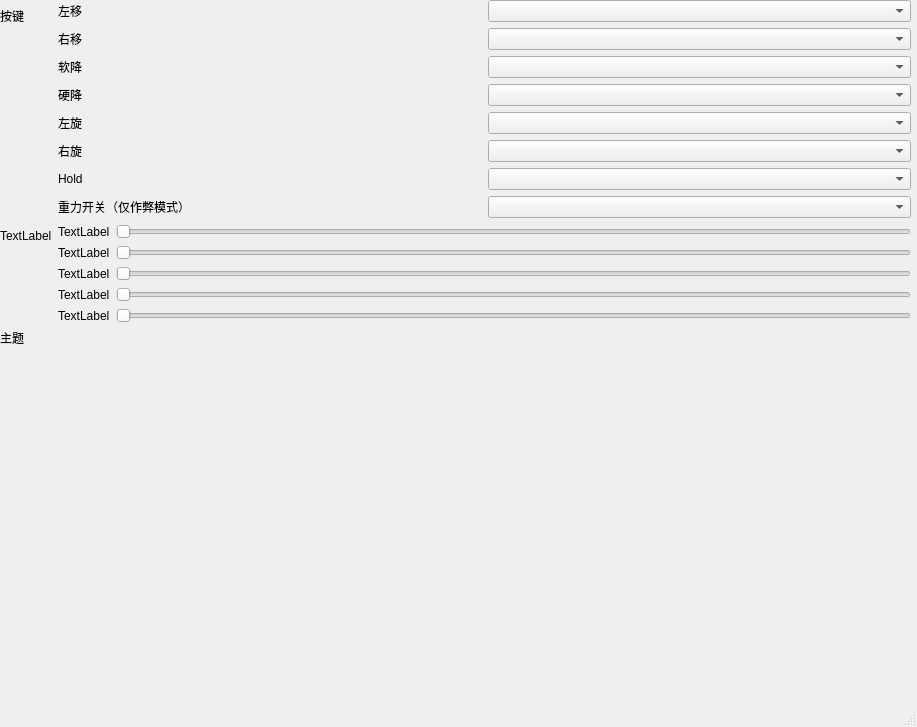
Qt form windows/settingsWindow.ui (hhhxiao/ATetris) before a commit.
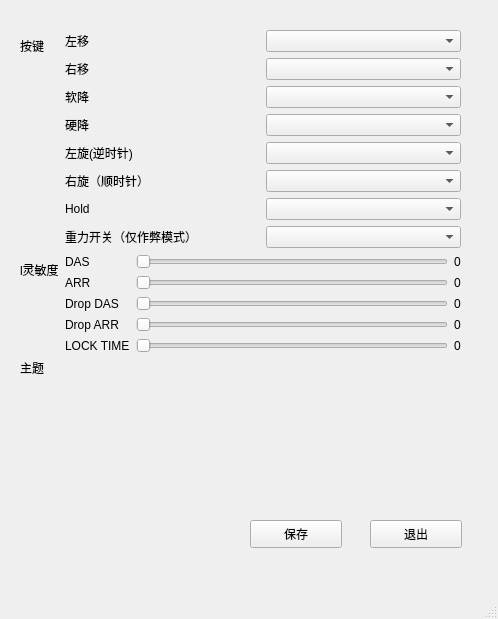
The same form after that commit.

Diff of the .ui file:
```diff
--- a/windows/settingsWindow.ui
+++ b/windows/settingsWindow.ui
@@ -6,8 +6,8 @@
    <rect>
     <x>0</x>
     <y>0</y>
-    <width>917</width>
-    <height>727</height>
+    <width>498</width>
+    <height>619</height>
    </rect>
   </property>
   <property name="windowTitle">
@@ -17,10 +17,10 @@
    <widget class="QWidget" name="formLayoutWidget">
     <property name="geometry">
      <rect>
-      <x>0</x>
-      <y>0</y>
-      <width>911</width>
-      <height>701</height>
+      <x>20</x>
+      <y>30</y>
+      <width>441</width>
+      <height>481</height>
      </rect>
     </property>
     <layout class="QFormLayout" name="formLayout">
@@ -43,7 +43,7 @@
           </widget>
          </item>
          <item>
-          <widget class="QComboBox" name="comboBox_3"/>
+          <widget class="QComboBox" name="leftMoveCb"/>
          </item>
         </layout>
        </item>
@@ -57,7 +57,7 @@
           </widget>
          </item>
          <item>
-          <widget class="QComboBox" name="comboBox_8"/>
+          <widget class="QComboBox" name="rightMoveCb"/>
          </item>
         </layout>
        </item>
@@ -71,7 +71,7 @@
           </widget>
          </item>
          <item>
-          <widget class="QComboBox" name="comboBox_7"/>
+          <widget class="QComboBox" name="softDropCb"/>
          </item>
         </layout>
        </item>
@@ -85,7 +85,7 @@
           </widget>
          </item>
          <item>
-          <widget class="QComboBox" name="comboBox_4"/>
+          <widget class="QComboBox" name="hardDropCb"/>
          </item>
         </layout>
        </item>
@@ -94,12 +94,12 @@
          <item>
           <widget class="QLabel" name="label_8">
            <property name="text">
-            <string>左旋</string>
+            <string>左旋(逆时针)</string>
            </property>
           </widget>
          </item>
          <item>
-          <widget class="QComboBox" name="comboBox_6"/>
+          <widget class="QComboBox" name="leftRotateCb"/>
          </item>
         </layout>
        </item>
@@ -108,12 +108,12 @@
          <item>
           <widget class="QLabel" name="label_11">
            <property name="text">
-            <string>右旋</string>
+            <string>右旋（顺时针）</string>
            </property>
           </widget>
          </item>
          <item>
-          <widget class="QComboBox" name="comboBox_9"/>
+          <widget class="QComboBox" name="rightRotateCb"/>
          </item>
         </layout>
        </item>
@@ -127,7 +127,7 @@
           </widget>
          </item>
          <item>
-          <widget class="QComboBox" name="comboBox_10"/>
+          <widget class="QComboBox" name="holdCb"/>
          </item>
         </layout>
        </item>
@@ -141,7 +141,7 @@
           </widget>
          </item>
          <item>
-          <widget class="QComboBox" name="comboBox_5"/>
+          <widget class="QComboBox" name="GravityCb"/>
          </item>
         </layout>
        </item>
@@ -150,97 +150,151 @@
      <item row="1" column="0">
       <widget class="QLabel" name="label_3">
        <property name="text">
-        <string>TextLabel</string>
+        <string>l灵敏度</string>
+       </property>
+      </widget>
+     </item>
+     <item row="2" column="0">
+      <widget class="QLabel" name="label">
+       <property name="text">
+        <string>主题</string>
        </property>
       </widget>
      </item>
      <item row="1" column="1">
-      <layout class="QVBoxLayout" name="verticalLayout_12">
+      <layout class="QHBoxLayout" name="horizontalLayout">
        <item>
-        <layout class="QHBoxLayout" name="horizontalLayout_11">
-         <item>
-          <widget class="QLabel" name="label_4">
-           <property name="text">
-            <string>TextLabel</string>
-           </property>
-          </widget>
-         </item>
-         <item>
-          <widget class="QSlider" name="horizontalSlider">
-           <property name="orientation">
-            <enum>Qt::Horizontal</enum>
-           </property>
-          </widget>
-         </item>
-        </layout>
-       </item>
-       <item>
-        <layout class="QHBoxLayout" name="horizontalLayout_22">
+        <layout class="QVBoxLayout" name="verticalLayout">
          <item>
           <widget class="QLabel" name="label_15">
            <property name="text">
-            <string>TextLabel</string>
+            <string>DAS</string>
            </property>
           </widget>
          </item>
          <item>
-          <widget class="QSlider" name="horizontalSlider_4">
-           <property name="orientation">
-            <enum>Qt::Horizontal</enum>
+          <widget class="QLabel" name="label_14">
+           <property name="text">
+            <string>ARR</string>
            </property>
           </widget>
          </item>
-        </layout>
-       </item>
-       <item>
-        <layout class="QHBoxLayout" name="horizontalLayout_23">
          <item>
           <widget class="QLabel" name="label_16">
            <property name="text">
-            <string>TextLabel</string>
+            <string>Drop DAS</string>
            </property>
           </widget>
          </item>
-         <item>
-          <widget class="QSlider" name="horizontalSlider_5">
-           <property name="orientation">
-            <enum>Qt::Horizontal</enum>
-           </property>
-          </widget>
-         </item>
-        </layout>
-       </item>
-       <item>
-        <layout class="QHBoxLayout" name="horizontalLayout_20">
          <item>
           <widget class="QLabel" name="label_13">
            <property name="text">
-            <string>TextLabel</string>
+            <string>Drop ARR</string>
            </property>
           </widget>
          </item>
          <item>
-          <widget class="QSlider" name="horizontalSlider_2">
-           <property name="orientation">
-            <enum>Qt::Horizontal</enum>
+          <widget class="QLabel" name="label_4">
+           <property name="text">
+            <string>LOCK TIME</string>
            </property>
           </widget>
          </item>
         </layout>
        </item>
        <item>
-        <layout class="QHBoxLayout" name="horizontalLayout_21">
+        <layout class="QVBoxLayout" name="verticalLayout_12">
          <item>
-          <widget class="QLabel" name="label_14">
+          <layout class="QHBoxLayout" name="horizontalLayout_11">
+           <item>
+            <widget class="QSlider" name="dasHs">
+             <property name="orientation">
+              <enum>Qt::Horizontal</enum>
+             </property>
+            </widget>
+           </item>
+          </layout>
+         </item>
+         <item>
+          <layout class="QHBoxLayout" name="horizontalLayout_22">
+           <item>
+            <widget class="QSlider" name="ArrHs">
+             <property name="orientation">
+              <enum>Qt::Horizontal</enum>
+             </property>
+            </widget>
+           </item>
+          </layout>
+         </item>
+         <item>
+          <layout class="QHBoxLayout" name="horizontalLayout_23">
+           <item>
+            <widget class="QSlider" name="dropDasHs">
+             <property name="orientation">
+              <enum>Qt::Horizontal</enum>
+             </property>
+            </widget>
+           </item>
+          </layout>
+         </item>
+         <item>
+          <layout class="QHBoxLayout" name="horizontalLayout_20">
+           <item>
+            <widget class="QSlider" name="dropArrHs">
+             <property name="orientation">
+              <enum>Qt::Horizontal</enum>
+             </property>
+            </widget>
+           </item>
+          </layout>
+         </item>
+         <item>
+          <layout class="QHBoxLayout" name="horizontalLayout_21">
+           <item>
+            <widget class="QSlider" name="LockTimeHs">
+             <property name="orientation">
+              <enum>Qt::Horizontal</enum>
+             </property>
+            </widget>
+           </item>
+          </layout>
+         </item>
+        </layout>
+       </item>
+       <item>
+        <layout class="QVBoxLayout" name="verticalLayout_2">
+         <item>
+          <widget class="QLabel" name="dasVal">
            <property name="text">
-            <string>TextLabel</string>
+            <string>0</string>
            </property>
           </widget>
          </item>
          <item>
-          <widget class="QSlider" name="horizontalSlider_3">
-           <property name="orientation">
-            <enum>Qt::Horizontal</enum>
+          <widget class="QLabel" name="arrVal">
+           <property name="text">
+            <string>0</string>
+           </property>
+          </widget>
+         </item>
+         <item>
+          <widget class="QLabel" name="dropDasVal">
+           <property name="text">
+            <string>0</string>
+           </property>
+          </widget>
+         </item>
+         <item>
+          <widget class="QLabel" name="DropArrVal">
+           <property name="text">
+            <string>0</string>
+           </property>
+          </widget>
+         </item>
+         <item>
+          <widget class="QLabel" name="lockTimeVal">
+           <property name="text">
+            <string>0</string>
            </property>
           </widget>
          </item>
@@ -248,22 +302,41 @@
        </item>
       </layout>
      </item>
-     <item row="2" column="0">
-      <widget class="QLabel" name="label">
-       <property name="text">
-        <string>主题</string>
-       </property>
-      </widget>
-     </item>
     </layout>
    </widget>
+   <widget class="QPushButton" name="save">
+    <property name="geometry">
+     <rect>
+      <x>250</x>
+      <y>520</y>
+      <width>92</width>
+      <height>28</height>
+     </rect>
+    </property>
+    <property name="text">
+     <string>保存</string>
+    </property>
+   </widget>
+   <widget class="QPushButton" name="exit">
+    <property name="geometry">
+     <rect>
+      <x>370</x>
+      <y>520</y>
+      <width>92</width>
+      <height>28</height>
+     </rect>
+    </property>
+    <property name="text">
+     <string>退出</string>
+    </property>
+   </widget>
   </widget>
   <widget class="QMenuBar" name="menubar">
    <property name="geometry">
     <rect>
      <x>0</x>
      <y>0</y>
-     <width>917</width>
+     <width>498</width>
      <height>26</height>
     </rect>
    </property>
```
